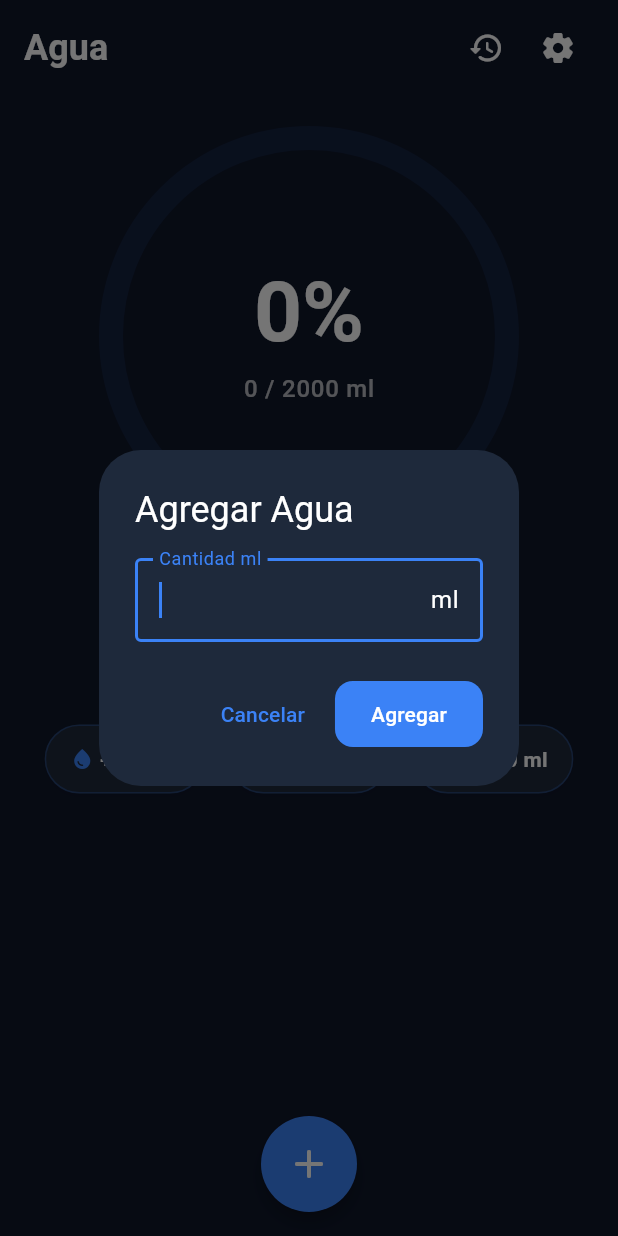
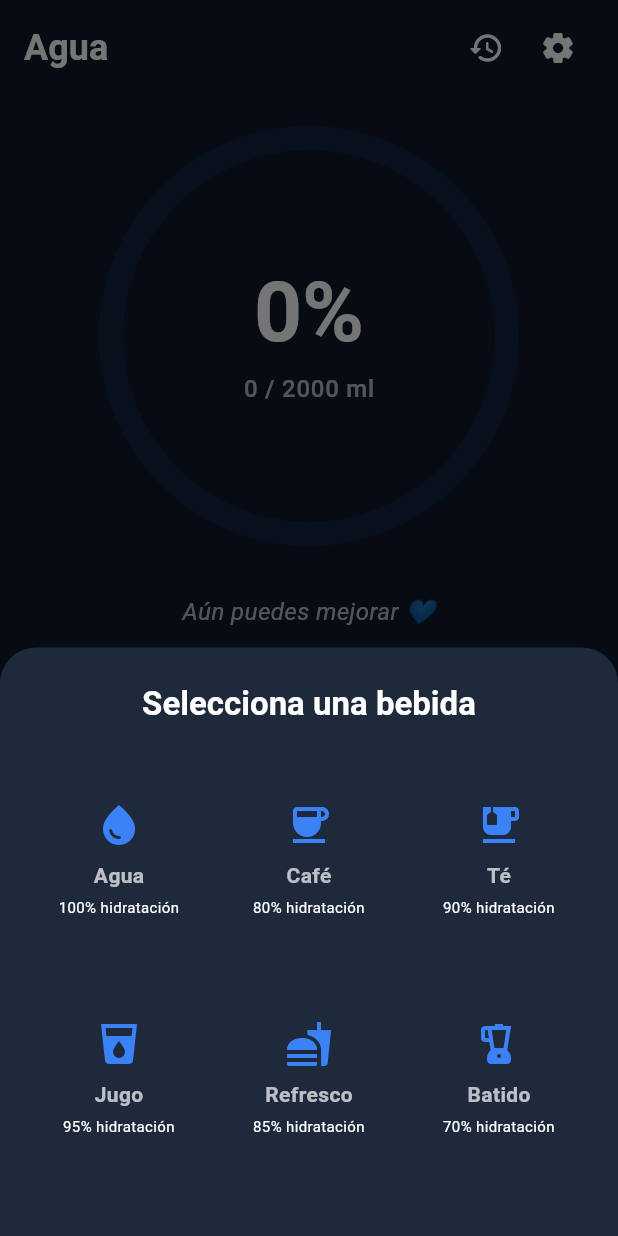
Before and after one commit to DAFTDESAILLY/Salud, a Flutter app: the DashboardScreen screen opened directly, after a tap on the "add" icon, on a phone screen of 412 x 824 dp. Run offline on Flutter 3.47's test engine with Material 3 defaults, Android fonts, the phone set to English and light mode, and no system bars; our stand-ins replace flutter_local_notifications, flutter_riverpod, isar, timezone; accounts and stored records are empty; generated files the repository leaves out were written again.

Commit message:
feat: implement hydration tracking with logging, daily goals, and beverage/size selection UI.

```diff
--- a/lib/features/hydration/models/hydration_log.dart
+++ b/lib/features/hydration/models/hydration_log.dart
@@ -10,4 +10,8 @@ class HydrationLog {
   late DateTime timestamp; // Stores exact time. Query range for daily logs.
 
   late int amountMl;
+
+  String? beverageType = 'water';
+
+  int? effectiveAmountMl;
 }
--- a/lib/features/hydration/providers/hydration_providers.dart
+++ b/lib/features/hydration/providers/hydration_providers.dart
@@ -78,7 +78,8 @@ final todayLogsProvider = StreamProvider<List<HydrationLog>>((ref) async* {
 final todayTotalIntakeProvider = Provider<double>((ref) {
   final logsAsync = ref.watch(todayLogsProvider);
   return logsAsync.when(
-    data: (logs) => logs.fold(0, (sum, log) => sum + log.amountMl),
+    data: (logs) => logs.fold(
+        0, (sum, log) => sum + (log.effectiveAmountMl ?? log.amountMl)),
     loading: () => 0,
     error: (_, __) => 0,
   );
@@ -142,7 +143,8 @@ final weeklyHistoryProvider =
             .isAfter(startOfDay.subtract(const Duration(milliseconds: 1))) &&
         l.timestamp.isBefore(endOfDay));
 
-    final totalIntake = dailyLogs.fold(0, (sum, log) => sum + log.amountMl);
+    final totalIntake = dailyLogs.fold(
+        0, (sum, log) => sum + (log.effectiveAmountMl ?? log.amountMl));
 
     history.add(DailyHistoryData(
       date: date,
@@ -176,7 +178,8 @@ final streakProvider = FutureProvider<int>((ref) async {
       .filter()
       .timestampBetween(todayMidnight, today.add(const Duration(days: 1)))
       .findAll();
-  final todayIntake = todayLogs.fold(0, (sum, log) => sum + log.amountMl);
+  final todayIntake = todayLogs.fold(
+      0, (sum, log) => sum + (log.effectiveAmountMl ?? log.amountMl));
 
   if (todayIntake >= target) {
     streak++;
@@ -204,7 +207,8 @@ final streakProvider = FutureProvider<int>((ref) async {
         .filter()
         .timestampBetween(checkDate, checkDate.add(const Duration(days: 1)))
         .findAll();
-    final dayIntake = dayIntakeLogs.fold(0, (sum, log) => sum + log.amountMl);
+    final dayIntake = dayIntakeLogs.fold(
+        0, (sum, log) => sum + (log.effectiveAmountMl ?? log.amountMl));
 
     if (dayIntake >= goal.targetAmountMl) {
       streak++;
--- a/lib/features/hydration/screens/dashboard_screen.dart
+++ b/lib/features/hydration/screens/dashboard_screen.dart
@@ -9,6 +9,9 @@ import 'package:agua/features/hydration/models/hydration_log.dart';
 import 'package:agua/features/hydration/screens/history_screen.dart';
 import 'package:agua/features/hydration/screens/settings_screen.dart';
 
+import 'package:agua/features/hydration/widgets/beverage_selection_sheet.dart';
+import 'package:agua/features/hydration/widgets/size_selection_sheet.dart';
+
 class DashboardScreen extends ConsumerStatefulWidget {
   const DashboardScreen({super.key});
 
@@ -18,70 +21,74 @@ class DashboardScreen extends ConsumerStatefulWidget {
 
 class _DashboardScreenState extends ConsumerState<DashboardScreen> {
   // Logic for adding water with custom amount
-  void _showAddWaterDialog(BuildContext context, WidgetRef ref) {
-    final TextEditingController controller = TextEditingController();
-    showDialog(
+  void _showSmartEntry(BuildContext context) {
+    showModalBottomSheet(
       context: context,
-      builder: (context) => AlertDialog(
-        title: const Text('Agregar Agua'),
-        content: TextField(
-          controller: controller,
-          keyboardType: TextInputType.number,
-          autofocus: true,
-          decoration: const InputDecoration(
-            labelText: 'Cantidad ml',
-            suffixText: 'ml',
-            border: OutlineInputBorder(),
-          ),
-        ),
-        actions: [
-          TextButton(
-            onPressed: () => Navigator.pop(context),
-            child: const Text('Cancelar'),
-          ),
-          FilledButton(
-            onPressed: () {
-              final amount = int.tryParse(controller.text);
-              if (amount != null && amount > 0) {
-                _addWater(ref, amount);
-                Navigator.pop(context);
-              }
-            },
-            child: const Text('Agregar'),
-          ),
-        ],
+      isScrollControlled: true,
+      backgroundColor: Colors.transparent,
+      builder: (context) => BeverageSelectionSheet(
+        onSelected: (type, coeff) {
+          Navigator.pop(context); // Close beverage sheet
+          _showSizeSelector(context, type, coeff);
+        },
       ),
     );
   }
 
-  Future<void> _addWater(WidgetRef ref, int amount) async {
+  void _showSizeSelector(BuildContext context, String type, double coeff) {
+    showModalBottomSheet(
+      context: context,
+      isScrollControlled: true,
+      backgroundColor: Colors.transparent,
+      builder: (context) => SizeSelectionSheet(
+        beverageType: type,
+        onConfirmed: (amount) {
+          Navigator.pop(context); // Close size sheet
+          _addLog(ref, amount, type, coeff);
+        },
+      ),
+    );
+  }
+
+  Future<void> _addLog(
+      WidgetRef ref, int amount, String type, double coeff) async {
+    final effective = (amount * coeff).toInt();
     final isar = await ref.read(isarProvider.future);
+
     final log = HydrationLog()
       ..amountMl = amount
+      ..effectiveAmountMl = effective
+      ..beverageType = type
       ..timestamp = DateTime.now();
 
     await isar.writeTxn(() async {
       await isar.hydrationLogs.put(log);
     });
 
-    // Need to trigger provider refresh if they are streams?
-    // StreamProviders update automatically when Isar fires change events.
-    // HydrationScheduler logic:
     final profile = await ref.read(userProfileProvider.future);
     if (profile != null) {
       final calculator = HydrationCalculatorService();
       final goal = calculator.calculateDailyGoal(profile);
 
-      // Wait a tiny bit for Riverpod to re-calc intake or calculate manually?
       // Best to calculate manually for instant feedback in scheduler
-      final currentTotal = ref.read(todayTotalIntakeProvider);
-      // Note: this provider might be stale.
-      // But passing old + new is fine.
+      // We need to fetch the accumulated effective amount for today.
+      // Since the provider might be async stream, let's calc manually or use current value + new effective.
+      final currentTotal = ref.read(
+          todayTotalIntakeProvider); // This is likely stale or Stream based.
 
-      final scheduler = ref.read(hydrationSchedulerProvider);
-      await scheduler.scheduleDailyReminders(
-          profile, goal, (currentTotal + amount).toInt());
+      // Let's assume currentTotal is up to date enough OR we just add our local effective to it.
+      // Actually ref.read(provider) on a StreamProvider returns AsyncValue.
+      // But I defined todayTotalIntakeProvider as a Provider<double> which watches a StreamProvider.
+      // So reading it gives the *last emitted value*.
+
+      await ref.read(hydrationSchedulerProvider).scheduleDailyReminders(
+          profile, goal, (currentTotal + effective).toInt());
     }
+  }
+
+  // Quick add (default water)
+  Future<void> _addWater(WidgetRef ref, int amount) async {
+    await _addLog(ref, amount, 'water', 1.0);
   }
 
   @override
@@ -210,7 +217,7 @@ class _DashboardScreenState extends ConsumerState<DashboardScreen> {
         height: 64,
         width: 64,
         child: FloatingActionButton(
-          onPressed: () => _showAddWaterDialog(context, ref),
+          onPressed: () => _showSmartEntry(context),
           backgroundColor: theme.colorScheme.primary,
           foregroundColor: Colors.white,
           elevation: 4,
--- /dev/null
+++ b/lib/features/hydration/widgets/beverage_selection_sheet.dart
@@ -0,0 +1,122 @@
+import 'package:flutter/material.dart';
+
+class BeverageSelectionSheet extends StatelessWidget {
+  final Function(String type, double coefficient) onSelected;
+
+  const BeverageSelectionSheet({super.key, required this.onSelected});
+
+  @override
+  Widget build(BuildContext context) {
+    // Define beverages and coefficients
+    final beverages = [
+      {'id': 'water', 'name': 'Agua', 'coeff': 1.0, 'icon': Icons.water_drop},
+      {'id': 'coffee', 'name': 'Café', 'coeff': 0.8, 'icon': Icons.coffee},
+      {
+        'id': 'tea',
+        'name': 'Té',
+        'coeff': 0.9,
+        'icon': Icons.emoji_food_beverage
+      },
+      {'id': 'juice', 'name': 'Jugo', 'coeff': 0.95, 'icon': Icons.local_drink},
+      {
+        'id': 'soda',
+        'name': 'Refresco',
+        'coeff': 0.85,
+        'icon': Icons.fastfood
+      }, // Icon might vary
+      {'id': 'smoothie', 'name': 'Batido', 'coeff': 0.7, 'icon': Icons.blender},
+    ];
+
+    return Container(
+      padding: const EdgeInsets.all(24),
+      decoration: BoxDecoration(
+        color: Theme.of(context).cardColor,
+        borderRadius: const BorderRadius.vertical(top: Radius.circular(24)),
+      ),
+      child: Column(
+        mainAxisSize: MainAxisSize.min,
+        crossAxisAlignment: CrossAxisAlignment.stretch,
+        children: [
+          Text(
+            'Selecciona una bebida',
+            style: Theme.of(context).textTheme.titleLarge?.copyWith(
+                  fontWeight: FontWeight.bold,
+                ),
+            textAlign: TextAlign.center,
+          ),
+          const SizedBox(height: 24),
+          GridView.builder(
+            shrinkWrap: true,
+            physics: const NeverScrollableScrollPhysics(),
+            gridDelegate: const SliverGridDelegateWithFixedCrossAxisCount(
+              crossAxisCount: 3,
+              crossAxisSpacing: 16,
+              mainAxisSpacing: 16,
+              childAspectRatio: 0.85,
+            ),
+            itemCount: beverages.length,
+            itemBuilder: (context, index) {
+              final beverage = beverages[index];
+              return _BeverageCard(
+                name: beverage['name'] as String,
+                icon: beverage['icon'] as IconData,
+                coeff: beverage['coeff'] as double,
+                onTap: () => onSelected(
+                  beverage['id'] as String,
+                  beverage['coeff'] as double,
+                ),
+              );
+            },
+          ),
+          const SizedBox(height: 16),
+        ],
+      ),
+    );
+  }
+}
+
+class _BeverageCard extends StatelessWidget {
+  final String name;
+  final IconData icon;
+  final double coeff;
+  final VoidCallback onTap;
+
+  const _BeverageCard({
+    required this.name,
+    required this.icon,
+    required this.coeff,
+    required this.onTap,
+  });
+
+  @override
+  Widget build(BuildContext context) {
+    return Material(
+      color: Theme.of(context).colorScheme.surfaceVariant.withOpacity(0.3),
+      borderRadius: BorderRadius.circular(16),
+      child: InkWell(
+        onTap: onTap,
+        borderRadius: BorderRadius.circular(16),
+        child: Column(
+          mainAxisAlignment: MainAxisAlignment.center,
+          children: [
+            Icon(icon, size: 32, color: Theme.of(context).colorScheme.primary),
+            const SizedBox(height: 8),
+            Text(
+              name,
+              style: const TextStyle(fontWeight: FontWeight.w600),
+            ),
+            const SizedBox(height: 4),
+            Text(
+              '${(coeff * 100).toInt()}% hidratación',
+              style: TextStyle(
+                fontSize: 10,
+                color: Theme.of(context).textTheme.bodySmall?.color,
+              ),
+              textAlign: TextAlign.center,
+            ),
+          ],
+        ),
+      ),
+    );
+  }
+}
```
Also changed, not shown: lib/features/hydration/widgets/size_selection_sheet.dart (added, +197 -0 lines), 1 other file.
